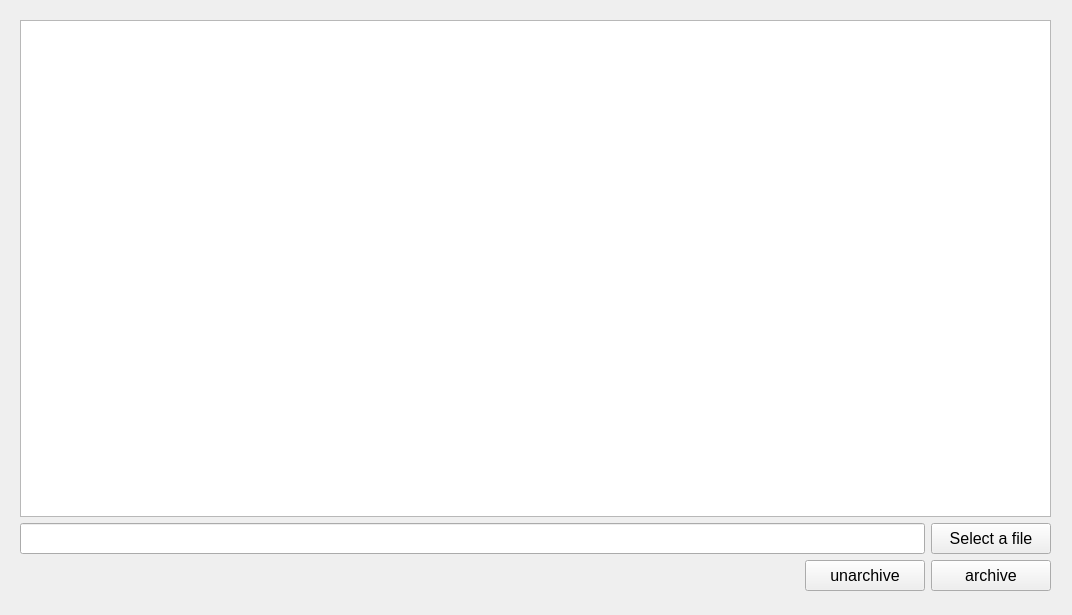
karasikin/archiver, file widget.ui: the form before one commit.
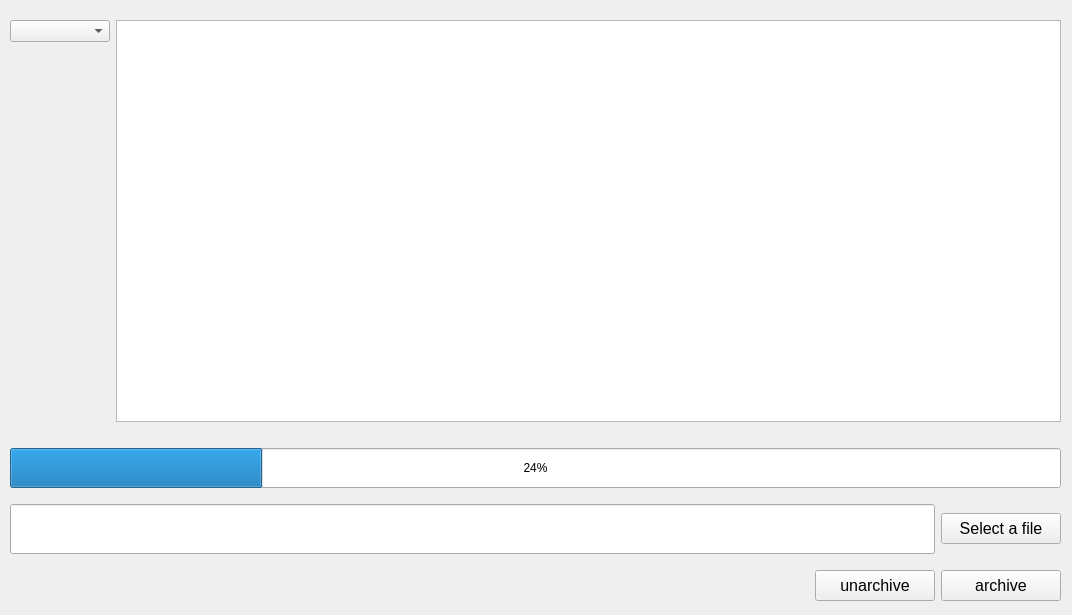
The form after the commit.

Commit message: Remade gui. Added progress bar.

Diff of the .ui file:
```diff
--- a/widget.ui
+++ b/widget.ui
@@ -22,14 +22,58 @@
   <widget class="QWidget" name="layoutWidget">
    <property name="geometry">
     <rect>
-     <x>20</x>
+     <x>10</x>
      <y>20</y>
-     <width>1031</width>
-     <height>571</height>
+     <width>1051</width>
+     <height>581</height>
     </rect>
    </property>
    <layout class="QVBoxLayout" name="verticalLayout_2">
     <item>
+     <layout class="QHBoxLayout" name="horizontalLayout_3">
+      <property name="bottomMargin">
+       <number>20</number>
+      </property>
+      <item>
+       <layout class="QVBoxLayout" name="verticalLayout">
+        <item>
+         <widget class="QComboBox" name="comboBox">
+          <property name="minimumSize">
+           <size>
+            <width>100</width>
+            <height>0</height>
+           </size>
+          </property>
+          <property name="contextMenuPolicy">
+           <enum>Qt::NoContextMenu</enum>
+          </property>
+          <property name="layoutDirection">
+           <enum>Qt::LeftToRight</enum>
+          </property>
+          <property name="insertPolicy">
+           <enum>QComboBox::InsertAtTop</enum>
+          </property>
+          <property name="sizeAdjustPolicy">
+           <enum>QComboBox::AdjustToContents</enum>
+          </property>
+         </widget>
+        </item>
+        <item>
+         <spacer name="verticalSpacer">
+          <property name="orientation">
+           <enum>Qt::Vertical</enum>
+          </property>
+          <property name="sizeHint" stdset="0">
+           <size>
+            <width>20</width>
+            <height>40</height>
+           </size>
+          </property>
+         </spacer>
+        </item>
+       </layout>
+      </item>
+      <item>
      <widget class="QTextEdit" name="informationTextEdit">
       <property name="font">
        <font>
@@ -45,16 +89,35 @@
       </property>
      </widget>
     </item>
+     </layout>
+    </item>
     <item>
-     <layout class="QVBoxLayout" name="verticalLayout">
+     <widget class="QProgressBar" name="progressBar">
+      <property name="minimumSize">
+       <size>
+        <width>0</width>
+        <height>40</height>
+       </size>
+      </property>
+      <property name="value">
+       <number>24</number>
+      </property>
+     </widget>
+    </item>
       <item>
        <layout class="QHBoxLayout" name="horizontalLayout_2">
+      <property name="topMargin">
+       <number>10</number>
+      </property>
+      <property name="bottomMargin">
+       <number>10</number>
+      </property>
         <item>
          <widget class="QLineEdit" name="filenameLineEdit">
           <property name="minimumSize">
            <size>
             <width>0</width>
-            <height>31</height>
+          <height>50</height>
            </size>
           </property>
           <property name="readOnly">
@@ -62,7 +125,7 @@
           </property>
          </widget>
         </item>
-        <item alignment="Qt::AlignRight">
+      <item>
          <widget class="QPushButton" name="selectButton">
           <property name="minimumSize">
            <size>
@@ -138,8 +201,6 @@
            <string notr="true">buttonGroup</string>
           </attribute>
          </widget>
-        </item>
-       </layout>
       </item>
      </layout>
     </item>
```
Lines whose indentation alone changed are shown as unchanged. The commit also changes 6 other files.
